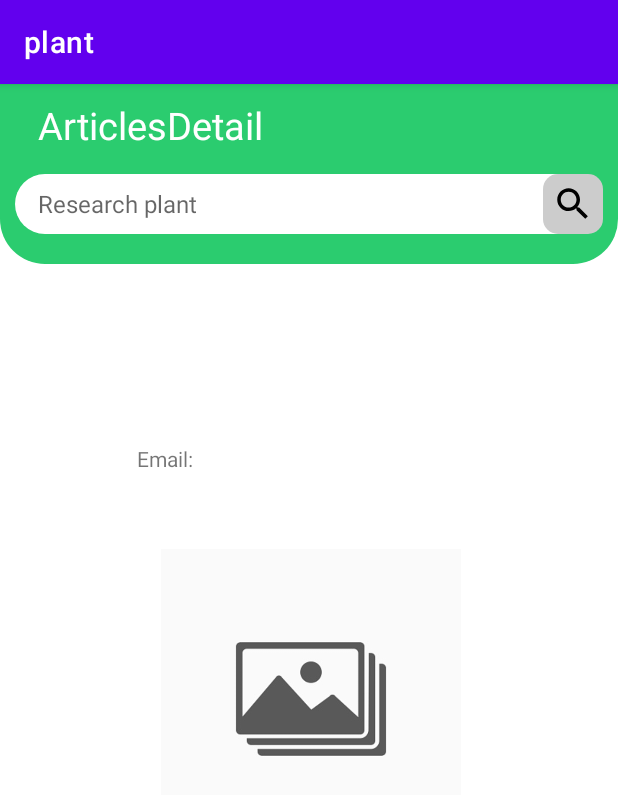
After one commit to duonghaigiang/ResearchPlant, an Android app: the DetailArticle_Action screen opened directly, with no data from a screen before it, on a phone screen of 412 x 824 dp. The commit adds this screen. Shown: the top 795 px of the screen. Run offline under Robolectric (Android 15) with nearby library versions, the phone set to English and light mode, and no system bars; our stand-ins replace Firebase (no records; nobody signed in at launch, a user with empty details on screens opened directly).

Commit message:
click render inten props detail article

```diff
--- a/app/build.gradle
+++ b/app/build.gradle
@@ -2,6 +2,7 @@ plugins {
     id 'com.android.application'
     id 'org.jetbrains.kotlin.android'
     id 'com.google.gms.google-services'
+    id 'kotlin-parcelize'
 }
 
 android {
@@ -37,6 +38,8 @@ android {
 }
 
 dependencies {
+    implementation 'org.jetbrains.kotlin:kotlin-parcelize-runtime:1.5.31' // Thay đổi phiên bản phù hợp với phiên bản Kotlin đang sử dụng
+
     implementation 'androidx.core:core-ktx:1.9.0'
     implementation 'androidx.appcompat:appcompat:1.6.1'
     implementation 'com.google.android.material:material:1.8.0'
--- a/app/src/main/AndroidManifest.xml
+++ b/app/src/main/AndroidManifest.xml
@@ -50,6 +50,9 @@
         <activity
             android:name=".AddNewsArticlesAction"
             />
+        <activity
+            android:name=".DetailArticle_Action"
+            />
 
     </application>
 
--- a/app/src/main/java/com/example/plant/AddNewsArticlesAction.kt
+++ b/app/src/main/java/com/example/plant/AddNewsArticlesAction.kt
@@ -140,7 +140,5 @@ class AddNewsArticlesAction : AppCompatActivity() {
         description = findViewById(R.id.Description)
         btnAddNews = findViewById(R.id.btnAddNews)
         img = findViewById(R.id.img)
-
-
     }
 }
--- a/app/src/main/java/com/example/plant/Article.kt
+++ b/app/src/main/java/com/example/plant/Article.kt
@@ -1,9 +1,16 @@
 package com.example.plant
+import android.os.Parcelable
+import kotlinx.parcelize.Parcelize
+
 import com.google.firebase.Timestamp;
+
+
+@Parcelize
 data class Article(
+    val avatar : String,
     val author: String,
     val title: String,
     val description: String,
     val imageUrl: String,
-    val timestamp: Timestamp
-)
+      val createdAt: Timestamp
+): Parcelable
--- a/app/src/main/java/com/example/plant/ArticleAdapter.kt
+++ b/app/src/main/java/com/example/plant/ArticleAdapter.kt
@@ -10,9 +10,19 @@ import android.content.Context;
 import android.view.View;
 import android.text.format.DateFormat
 
-class ArticleAdapter(private val articles: List<Article>, private val context: Context) :
+
+//Tạo một interface cho việc xử lý sự kiện nhấp chuột vào một bài viết trong ArticleAdapter:
+
+
+//Thêm một tham số onArticleClickListener cho ArticleAdapter:
+class ArticleAdapter(private val articles: List<Article>,
+                     private val context: Context ,
+                     private val onArticleClickListener: OnArticleClickListener
+                     ) :
     RecyclerView.Adapter<ArticleAdapter.ArticleViewHolder>() {
-
+    interface OnArticleClickListener {
+        fun onArticleClick(article: Article)
+    }
     class ArticleViewHolder(itemView: View) : RecyclerView.ViewHolder(itemView) {
         val authorTextView: TextView = itemView.findViewById(R.id.articleAuthor)
         val titleTextView: TextView = itemView.findViewById(R.id.articleTitle)
@@ -27,16 +37,24 @@ class ArticleAdapter(private val articles: List<Article>, private val context: C
         return ArticleViewHolder(view)
     }
 
+
+    //Đặt sự kiện nhấp chuột cho itemView trong onBindViewHolder
     override fun onBindViewHolder(holder: ArticleViewHolder, position: Int) {
         val article = articles[position]
         holder.authorTextView.text = article.author
-        holder.titleTextView.text = article.title
-        holder.descriptionTextView.text = article.description
-        Glide.with(context)
-            .load(article.imageUrl)
-            .into(holder.imageView)
-        holder.timestampTextView.text = DateFormat.format("dd/MM/yyyy", article.timestamp.toDate())
+            holder.titleTextView.text = article.title
+            holder.descriptionTextView.text = article.description
+            Glide.with(context)
+                .load(article.imageUrl)
+                .into(holder.imageView)
+            holder.timestampTextView.text = DateFormat.format("dd/MM/yyyy", article.createdAt.toDate())
+
+            // sự kiện Click tại mỗi item
+            holder.itemView.setOnClickListener {
+                onArticleClickListener.onArticleClick(article)
+        }
     }
+
 
     override fun getItemCount(): Int {
         return articles.size
--- a/app/src/main/java/com/example/plant/ArticlesAction.kt
+++ b/app/src/main/java/com/example/plant/ArticlesAction.kt
@@ -12,7 +12,7 @@ import com.google.firebase.Timestamp;
 import com.google.firebase.auth.ktx.auth
 import com.google.firebase.ktx.Firebase
 
-class ArticlesAction : AppCompatActivity() {
+class ArticlesAction : AppCompatActivity(), ArticleAdapter.OnArticleClickListener{
     private lateinit var articlesRecyclerView: RecyclerView
     private lateinit var articleAdapter: ArticleAdapter
     private val articleList: MutableList<Article> = mutableListOf()
@@ -34,8 +34,9 @@ class ArticlesAction : AppCompatActivity() {
                             val title = document.getString("title") ?: ""
                             val description = document.getString("description") ?: ""
                             val imageUrl = document.getString("imgURL") ?: ""
-                            val timestamp = document.getTimestamp("timestamp") ?: Timestamp.now()
-                            val article = Article(author, title, description, imageUrl, timestamp)
+                            val createdAt = document.getTimestamp("createdAt") ?: Timestamp.now()
+                            val avatar = userDocument.getString("photoURL") ?: ""
+                            val article = Article(avatar, author, title, description, imageUrl, createdAt  )
                             articleList.add(article)
                             articleAdapter.notifyDataSetChanged()
                         }
@@ -53,8 +54,7 @@ class ArticlesAction : AppCompatActivity() {
         // Initialize the RecyclerView, LinearLayoutManager, and ArticleAdapter
         articlesRecyclerView = findViewById(R.id.articlesRecyclerView)
         val layoutManager = LinearLayoutManager(this)
-        articleAdapter = ArticleAdapter(articleList, this)
-
+        articleAdapter = ArticleAdapter(articleList, this, this)
         // Set up the RecyclerView with the adapter and layout manager
         articlesRecyclerView.adapter = articleAdapter
         articlesRecyclerView.layoutManager = layoutManager
@@ -70,4 +70,10 @@ class ArticlesAction : AppCompatActivity() {
     {
         addnews = findViewById(R.id.addnews)
     }
+    override fun onArticleClick(article: Article) {
+        val intent = Intent(this, DetailArticle_Action::class.java)
+        intent.putExtra("article", article)
+        startActivity(intent)
+    }
+
 }
--- /dev/null
+++ b/app/src/main/java/com/example/plant/DetailArticle_Action.kt
@@ -0,0 +1,56 @@
+package com.example.plant
+import android.content.Intent
+import android.os.Bundle
+import android.widget.ImageView
+import android.widget.TextView
+import androidx.appcompat.app.AppCompatActivity
+import android.text.format.DateFormat
+import androidx.recyclerview.widget.LinearLayoutManager
+import com.bumptech.glide.Glide
+import com.google.firebase.auth.ktx.auth
+import com.google.firebase.ktx.Firebase
+
+class DetailArticle_Action  : AppCompatActivity() {
+    override fun onCreate(savedInstanceState: Bundle?) {
+        super.onCreate(savedInstanceState)
+        setContentView(R.layout.activity_article_detail)
+        val currentUser = Firebase.auth.currentUser
+
+        //mapping
+        val article = intent.getParcelableExtra<Article>("article")
+
+        val imgAvatar: ImageView = findViewById(R.id.imgAvatar)
+
+        val imagePlant: ImageView = findViewById(R.id.image)
+        val titleTextView: TextView = findViewById(R.id.title)
+        val email: TextView = findViewById(R.id.mail)
+        val descriptionTextView: TextView = findViewById(R.id.description)
+        val authorTextView: TextView = findViewById(R.id.name)
+        val timestampTextView: TextView = findViewById(R.id.date)
+
+        val currentUserTextView = email
+        currentUser?.let {
+            currentUserTextView.text = "Email: ${it.email}"
+        }
+
+
+        article?.let {
+            Glide.with(this)
+                .load(it.imageUrl)
+                .into(imagePlant)
+            titleTextView.text = "Title : ${it.title}"
+            descriptionTextView.text = "Descriptions : ${it.description}"
+            authorTextView.text = "Name : ${it.author}"
+            timestampTextView.text = DateFormat.format("dd/MM/yyyy", it.createdAt.toDate())
+            Glide.with(this)
+                .load(it.avatar)
+                .into(imgAvatar)
+        }
+    }
+
+    private fun mapping()
+    {
+
+    }
+
+}
--- /dev/null
+++ b/app/src/main/res/layout/activity_article_detail.xml
@@ -0,0 +1,156 @@
+<?xml version="1.0" encoding="utf-8"?>
+<androidx.constraintlayout.widget.ConstraintLayout xmlns:android="http://schemas.android.com/apk/res/android"
+    xmlns:app="http://schemas.android.com/apk/res-auto"
+    xmlns:tools="http://schemas.android.com/tools"
+    android:layout_width="match_parent"
+    android:layout_height="match_parent"
+    tools:context=".DetailArticle_Action">
+    <androidx.constraintlayout.widget.ConstraintLayout
+        android:id="@+id/layoutHeader"
+        android:layout_width="match_parent"
+        android:layout_height="wrap_content"
+        android:background="@drawable/header"
+        android:padding="10dp"
+        app:layout_constraintBaseline_toTopOf="parent"
+        app:layout_constraintBottom_toBottomOf="parent"
+        app:layout_constraintEnd_toEndOf="parent"
+        app:layout_constraintHorizontal_bias="0.0"
+        app:layout_constraintStart_toStartOf="parent"
+        app:layout_constraintTop_toTopOf="parent"
+        app:layout_constraintVertical_bias="0.0">
+
+        <TextView
+            android:id="@+id/hello"
+            android:layout_width="wrap_content"
+            android:layout_height="wrap_content"
+            android:layout_marginStart="15dp"
+            android:text="ArticlesDetail"
+            android:textColor="@color/white"
+            android:textSize="25sp"
+            app:layout_constraintBaseline_toTopOf="parent"
+            app:layout_constraintStart_toStartOf="parent"
+            tools:layout_editor_absoluteY="10dp" />
+
+
+
+        <LinearLayout
+            android:id="@+id/linearLayout2"
+            android:layout_width="match_parent"
+            android:layout_height="wrap_content"
+            android:layout_marginTop="15dp"
+            android:layout_marginBottom="10dp"
+            android:background="@drawable/bock_retangle_white"
+            android:orientation="horizontal"
+            app:layout_constraintBottom_toBottomOf="parent"
+            app:layout_constraintTop_toBottomOf="@id/hello"
+            tools:layout_editor_absoluteX="25dp">
+
+            <EditText
+                android:layout_width="0dp"
+                android:layout_height="40dp"
+                android:layout_weight="1"
+                android:background="@null"
+                android:hint="Research plant"
+                android:imeOptions="actionSearch"
+                android:paddingStart="15dp"
+                android:textColor="@color/black"
+                android:textSize="16sp"></EditText>
+
+            <ImageView
+                android:layout_width="40dp"
+                android:layout_height="40dp"
+                android:background="@drawable/search_icon"
+                android:contentDescription="@string/app_name"
+                android:padding="6dp"
+                android:src="@drawable/ic_baseline_search_24"></ImageView>
+        </LinearLayout>
+
+
+    </androidx.constraintlayout.widget.ConstraintLayout>
+    <androidx.constraintlayout.widget.ConstraintLayout
+        android:id="@+id/content"
+        android:layout_width="match_parent"
+        android:layout_height="0dp"
+        android:padding="10dp"
+        app:layout_constraintBottom_toBottomOf="parent"
+        app:layout_constraintTop_toBottomOf="@id/layoutHeader" >
+
+        <ImageView
+            android:id="@+id/image"
+            android:layout_width="400dp"
+            android:layout_height="200dp"
+            app:layout_constraintBottom_toBottomOf="parent"
+            app:layout_constraintEnd_toEndOf="parent"
+            app:layout_constraintHorizontal_bias="0.494"
+            app:layout_constraintStart_toStartOf="parent"
+            app:layout_constraintTop_toTopOf="parent"
+            app:layout_constraintVertical_bias="0.42"
+            app:srcCompat="@drawable/camera" />
+
+        <ImageView
+            android:id="@+id/imgAvatar"
+            android:layout_width="65dp"
+            android:layout_height="79dp"
+            android:layout_marginStart="16dp"
+            app:layout_constraintBottom_toBottomOf="parent"
+            app:layout_constraintStart_toStartOf="parent"
+            app:layout_constraintTop_toTopOf="parent"
+            app:layout_constraintVertical_bias="0.03" />
+
+        <TextView
+            android:id="@+id/name"
+            android:layout_width="190dp"
+            android:layout_height="26dp"
+            app:layout_constraintBottom_toTopOf="@+id/image"
+            app:layout_constraintEnd_toEndOf="parent"
+            app:layout_constraintHorizontal_bias="0.0"
+            app:layout_constraintStart_toEndOf="@+id/imgAvatar"
+            app:layout_constraintTop_toTopOf="parent"
+            app:layout_constraintVertical_bias="0.162" />
+
+        <TextView
+            android:id="@+id/mail"
+            android:layout_width="274dp"
+            android:layout_height="24dp"
+            app:layout_constraintBottom_toTopOf="@+id/image"
+            app:layout_constraintEnd_toEndOf="parent"
+            app:layout_constraintHorizontal_bias="0.0"
+            app:layout_constraintStart_toEndOf="@+id/imgAvatar"
+            app:layout_constraintTop_toBottomOf="@+id/name"
+            app:layout_constraintVertical_bias="0.562" />
+
+        <TextView
+            android:id="@+id/title"
+            android:layout_width="284dp"
+            android:layout_height="62dp"
+            android:text=""
+            app:layout_constraintBottom_toBottomOf="parent"
+            app:layout_constraintEnd_toEndOf="parent"
+            app:layout_constraintHorizontal_bias="0.472"
+            app:layout_constraintStart_toStartOf="parent"
+            app:layout_constraintTop_toBottomOf="@+id/image"
+            app:layout_constraintVertical_bias="0.084" />
+
+        <TextView
+            android:id="@+id/description"
+            android:layout_width="277dp"
+            android:layout_height="139dp"
+            android:text=""
+            app:layout_constraintBottom_toBottomOf="parent"
+            app:layout_constraintEnd_toEndOf="parent"
+            app:layout_constraintStart_toStartOf="parent"
+            app:layout_constraintTop_toBottomOf="@+id/title"
+            app:layout_constraintVertical_bias="0.778" />
+
+        <TextView
+            android:id="@+id/date"
+            android:layout_width="wrap_content"
+            android:layout_height="wrap_content"
+            app:layout_constraintBottom_toTopOf="@+id/image"
+            app:layout_constraintEnd_toEndOf="parent"
+            app:layout_constraintHorizontal_bias="0.549"
+            app:layout_constraintStart_toEndOf="@+id/name"
+            app:layout_constraintTop_toTopOf="parent"
+            app:layout_constraintVertical_bias="0.152" />
+    </androidx.constraintlayout.widget.ConstraintLayout>
+</androidx.constraintlayout.widget.ConstraintLayout>
```
